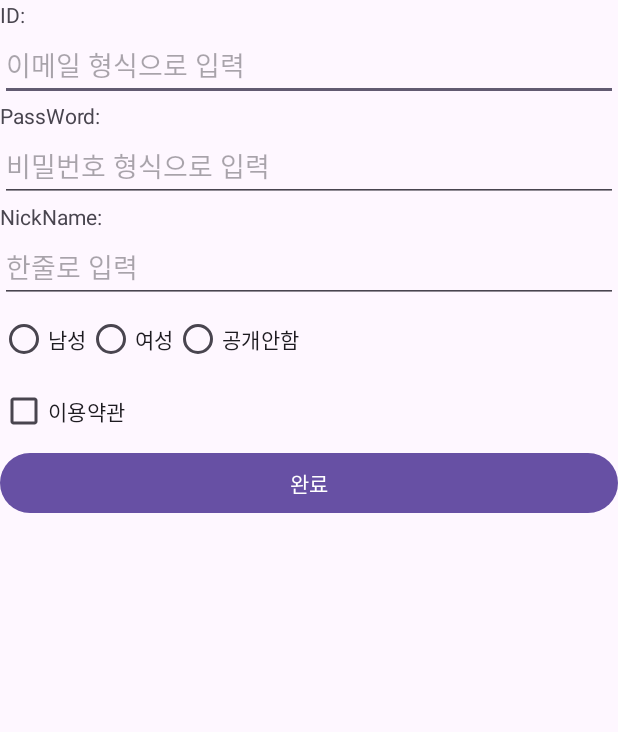
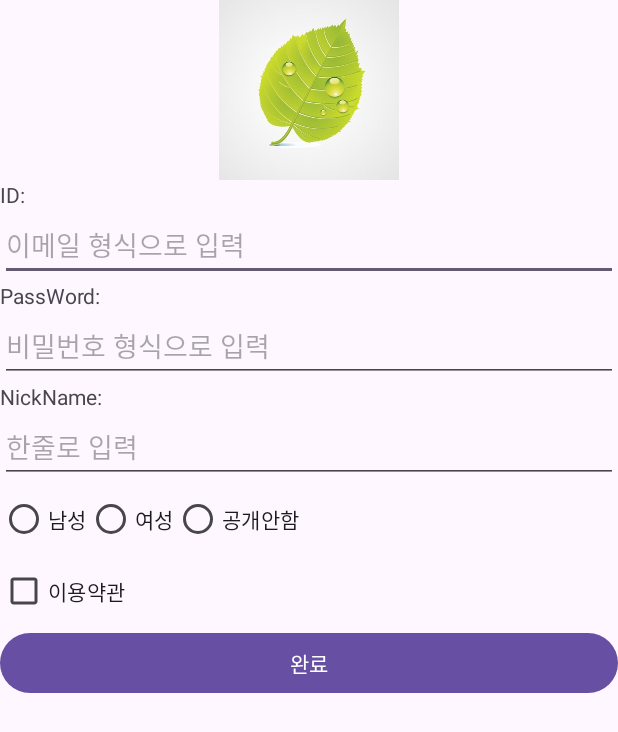
Before and after one commit to dlwnstlr1010/sooksook2, an Android app: the screen it shows after launch (MainActivity), on a phone screen of 412 x 824 dp. Shown: the top 732 px of the screen. Run offline under Robolectric (Android 15) with nearby library versions, the phone set to English and light mode, and no system bars.

Commit message:
Image view 사용해서 다운받은 사진 파일 넣기(소문자+숫자형식) 새로운 LinearLayout을 파서 그 안에 gravity 적용(가운데로)

```diff
--- a/app/src/main/res/layout/activity_main.xml
+++ b/app/src/main/res/layout/activity_main.xml
@@ -6,6 +6,20 @@
     android:layout_height="match_parent"
     android:orientation="vertical"
     tools:context=".MainActivity">
+
+    <LinearLayout
+        android:layout_width="match_parent"
+        android:layout_height="wrap_content"
+        android:orientation="vertical"
+        android:gravity="center">
+
+        <ImageView
+            android:layout_width="120dp"
+            android:layout_height="120dp"
+            android:src="@drawable/leaf01"
+            />
+
+    </LinearLayout>
 
     <TextView
         android:layout_width="wrap_content"
```
Also changed, not shown: app/src/main/res/drawable/leaf01.jpg (added).
